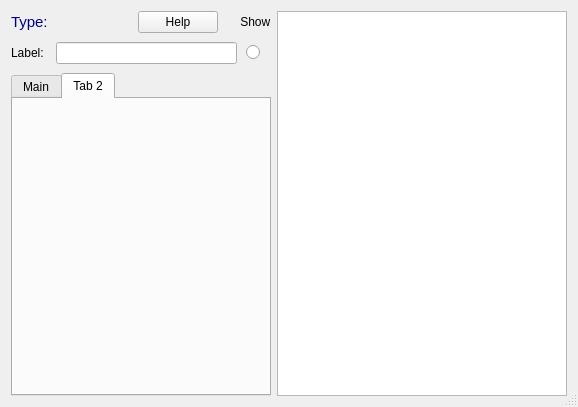
Arcachofo/SimulIDE-dev, file src/gui/circuitwidget/properties/propdialog.ui: the form before one commit.
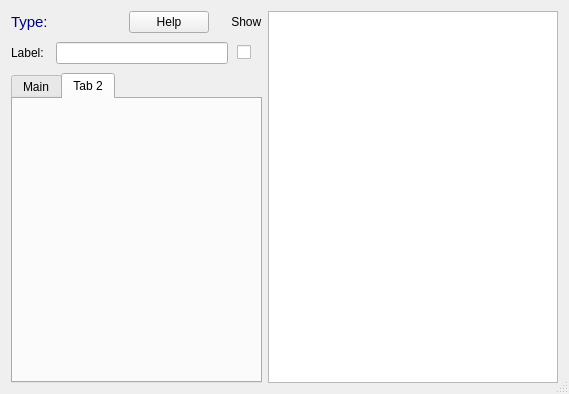
The form after the commit. The open tabs and pages were chosen to show the change.

The edit to the form file:
```diff
--- a/src/gui/circuitwidget/properties/propdialog.ui
+++ b/src/gui/circuitwidget/properties/propdialog.ui
@@ -9,8 +9,8 @@
    <rect>
     <x>0</x>
     <y>0</y>
-    <width>578</width>
-    <height>407</height>
+    <width>569</width>
+    <height>394</height>
    </rect>
   </property>
   <property name="sizePolicy">
@@ -138,7 +138,7 @@
         <widget class="QLineEdit" name="labelBox"/>
        </item>
        <item>
-        <widget class="QRadioButton" name="showButton">
+        <widget class="QCheckBox" name="showButton">
          <property name="sizePolicy">
           <sizepolicy hsizetype="Fixed" vsizetype="Fixed">
            <horstretch>0</horstretch>
```
Left out of the diff: 8 changed lines with no effect on the pictures.
